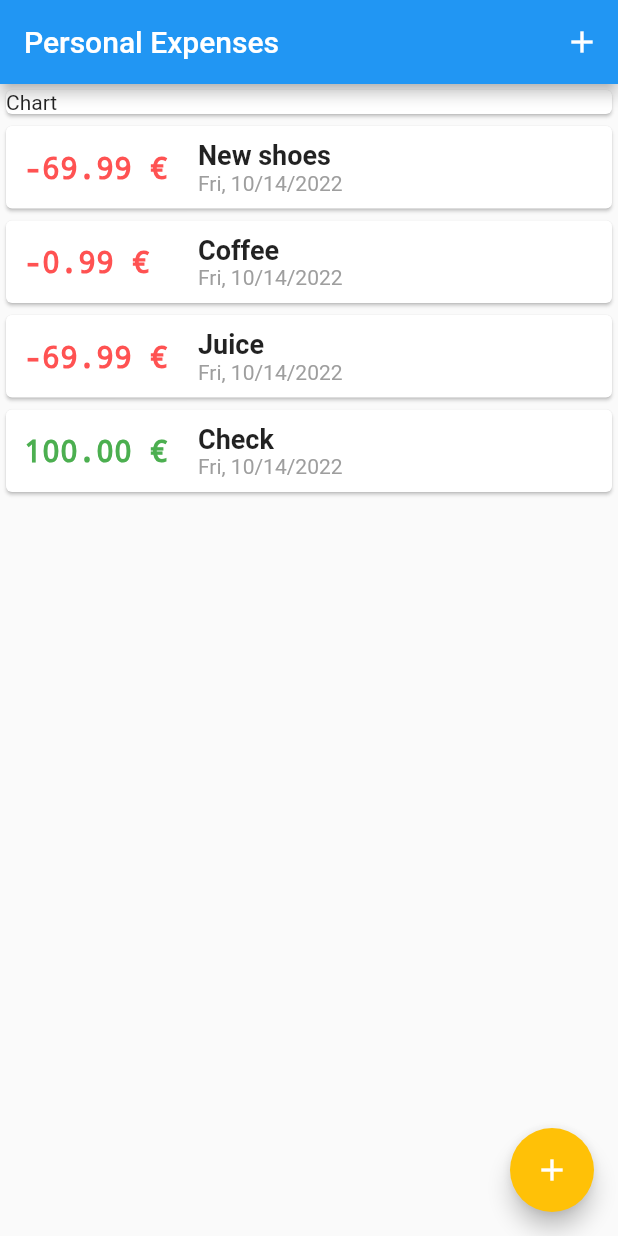
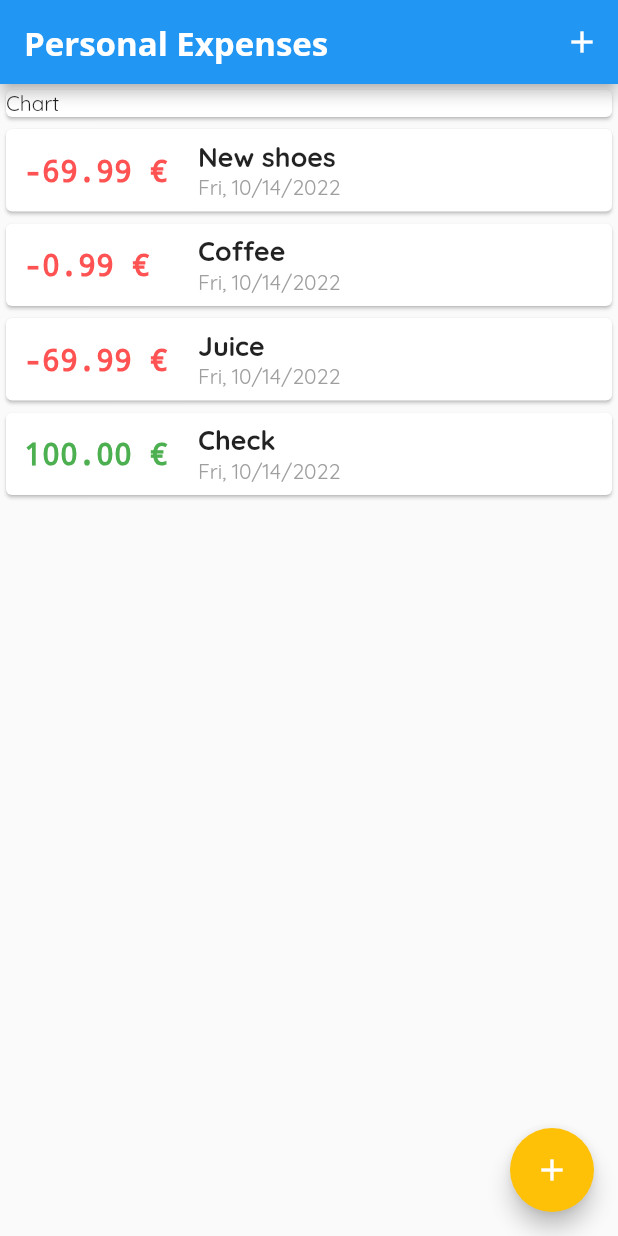
Before and after one commit to niktekusho/personal_expenses, a Flutter app: the screen it shows after launch, on a phone screen of 412 x 824 dp. Run offline on Flutter 3.47's test engine with Material 2 defaults, Android fonts, the phone set to English and light mode, and no system bars.

Commit message:
Plays with custom fonts...
... will probably revert!

```diff
--- a/lib/main.dart
+++ b/lib/main.dart
@@ -19,6 +19,21 @@ class PersonalExpensesApp extends StatelessWidget {
       theme: ThemeData(
         colorScheme: ColorScheme.fromSwatch(primarySwatch: Colors.blue)
             .copyWith(secondary: Colors.amber),
+        fontFamily: 'Quicksand',
+        textTheme: TextTheme(
+          titleMedium: TextStyle(
+            fontFamily: 'Quicksand',
+            fontSize: 18,
+            fontWeight: FontWeight.bold,
+          ),
+        ),
+        appBarTheme: AppBarTheme(
+          titleTextStyle: TextStyle(
+            fontFamily: 'OpenSans',
+            fontWeight: FontWeight.bold,
+            fontSize: 22,
+          ),
+        ),
       ),
       home: ExpensesMainPage(),
     );
--- a/lib/widgets/transaction_list.dart
+++ b/lib/widgets/transaction_list.dart
@@ -35,11 +35,7 @@ class TransactionList extends StatelessWidget {
             children: [
               Text(
                 transaction.title,
-                style: TextStyle(
-                  fontSize: 18,
-                  fontWeight: FontWeight.bold,
-                  // color: Theme.of(ctx).primaryColorDark,
-                ),
+                style: Theme.of(ctx).textTheme.titleMedium,
               ),
               Text(
                 DateFormat.yMEd().format(transaction.date),
```
Also changed, not shown: pubspec.yaml (+11 -11 lines), assets/fonts/OpenSans-Bold.ttf (added), assets/fonts/OpenSans-Regular.ttf (added), assets/fonts/Quicksand-Bold.ttf (added), assets/fonts/Quicksand-Light.ttf (added), assets/fonts/Quicksand-Medium.ttf (added), assets/fonts/Quicksand-Regular.ttf (added).
